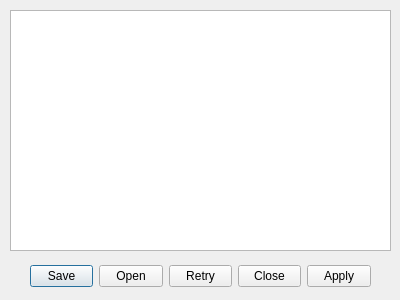
Qt form ui/simulatorconsole.ui (TheProjecter/pockemul) before a commit.
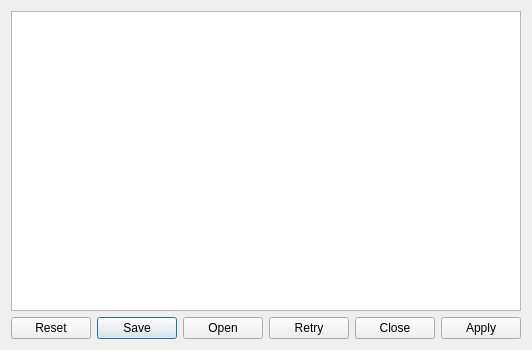
The same form after that commit.

```diff
--- a/ui/simulatorconsole.ui
+++ b/ui/simulatorconsole.ui
@@ -6,42 +6,31 @@
    <rect>
     <x>0</x>
     <y>0</y>
-    <width>400</width>
-    <height>300</height>
+    <width>498</width>
+    <height>350</height>
    </rect>
   </property>
   <property name="windowTitle">
    <string>Dialog</string>
   </property>
+  <layout class="QVBoxLayout" name="verticalLayout">
+   <item>
+    <widget class="QTextEdit" name="textEdit"/>
+   </item>
+   <item>
   <widget class="QDialogButtonBox" name="buttonBox">
-   <property name="geometry">
-    <rect>
-     <x>30</x>
-     <y>260</y>
-     <width>341</width>
-     <height>32</height>
-    </rect>
-   </property>
    <property name="orientation">
     <enum>Qt::Horizontal</enum>
    </property>
    <property name="standardButtons">
-    <set>QDialogButtonBox::Apply|QDialogButtonBox::Close|QDialogButtonBox::Open|QDialogButtonBox::Retry|QDialogButtonBox::Save</set>
+      <set>QDialogButtonBox::Apply|QDialogButtonBox::Close|QDialogButtonBox::Open|QDialogButtonBox::Reset|QDialogButtonBox::Retry|QDialogButtonBox::Save</set>
    </property>
    <property name="centerButtons">
     <bool>true</bool>
    </property>
   </widget>
-  <widget class="QTextEdit" name="textEdit">
-   <property name="geometry">
-    <rect>
-     <x>10</x>
-     <y>10</y>
-     <width>381</width>
-     <height>241</height>
-    </rect>
-   </property>
-  </widget>
+   </item>
+  </layout>
  </widget>
  <resources/>
  <connections/>
```
Lines whose indentation alone changed are shown as unchanged.
